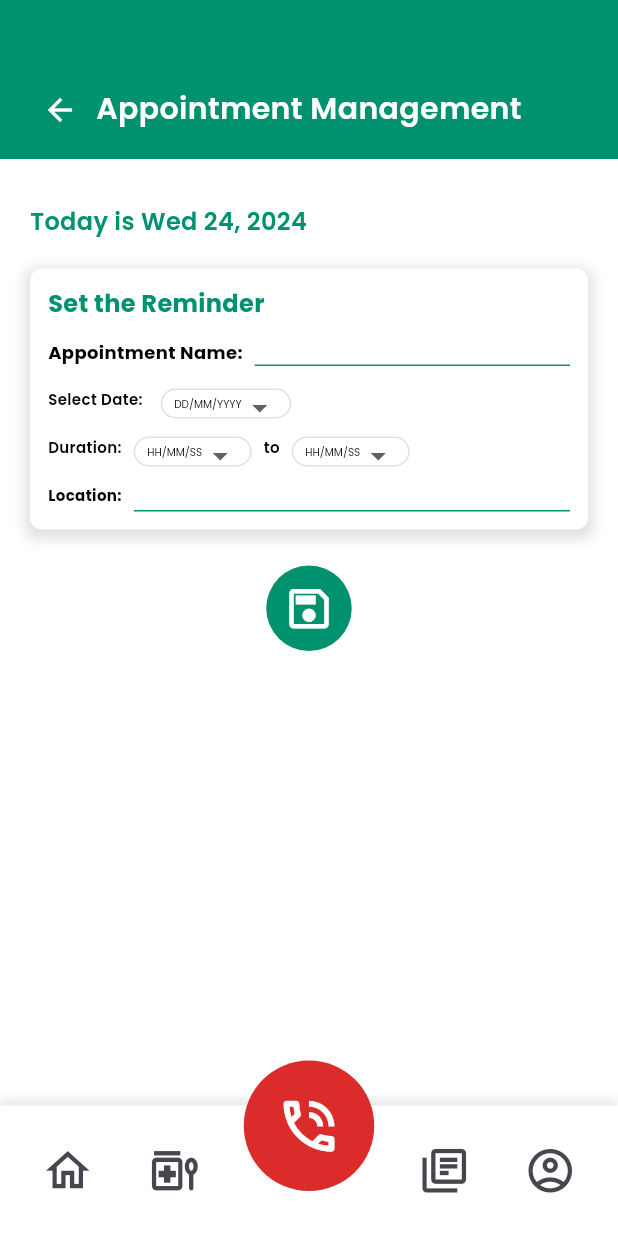
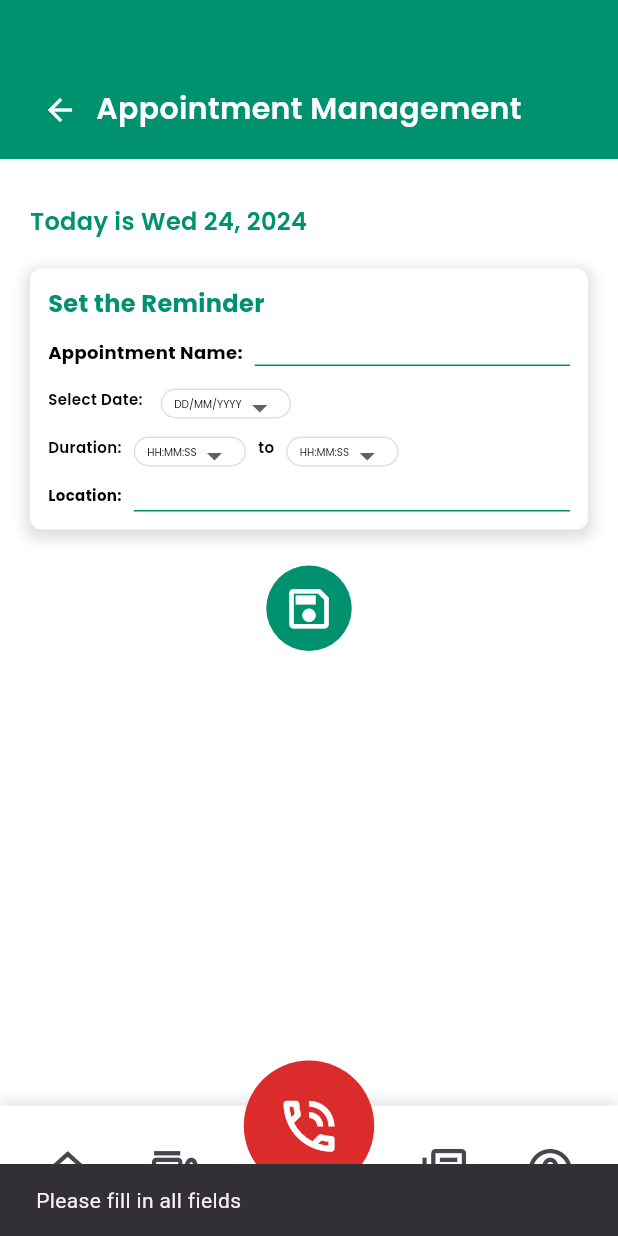
Before and after one commit to Dxchmxwww/CareYou, a Flutter app: the AddApp screen opened directly, after a tap on the "save" icon, on a phone screen of 412 x 824 dp. Run offline on Flutter 3.47's test engine with Material 3 defaults, Android fonts, the phone set to English and light mode, and no system bars; our stand-ins replace google_fonts.

Commit message:
before_merge
;0;

```diff
--- a/careyou/lib/main.dart
+++ b/careyou/lib/main.dart
@@ -1,3 +1,4 @@
+import 'package:careyou/widgets/app_card.dart';
 import 'package:flutter/material.dart';
 import 'package:careyou/pages/pill_box.dart';
 import 'package:careyou/pages/doctor_app.dart';
@@ -15,7 +16,7 @@ class MyApp extends StatelessWidget {
   @override
   Widget build(BuildContext context) {
     return const MaterialApp(
-      home: AddApp(),
+      home: AppManage(),
     );
   }
 }
--- a/careyou/lib/pages/add_app.dart
+++ b/careyou/lib/pages/add_app.dart
@@ -1,6 +1,8 @@
+import 'dart:convert';
 import 'package:careyou/widgets/navbar.dart';
 import 'package:flutter/material.dart';
 import 'package:google_fonts/google_fonts.dart';
+import 'package:http/http.dart' as http;
 
 class AddApp extends StatefulWidget {
   const AddApp({Key? key}) : super(key: key);
@@ -13,8 +15,51 @@ class _AddAppState extends State<AddApp> {
   final _reminderController = TextEditingController();
   final _locationController = TextEditingController();
   String _selectedDate = 'DD/MM/YYYY';
-  String _startTime = 'HH/MM/SS';
-  String _endTime = 'HH/MM/SS';
+  String _startTime = 'HH:MM:SS';
+  String _endTime = 'HH:MM:SS';
+
+  Future<void> _submitAppointment() async {
+    final appointmentName = _reminderController.text;
+    final location = _locationController.text;
+    final date = _selectedDate;
+    final startTime = _startTime;
+    final endTime = _endTime;
+
+    if (appointmentName.isEmpty || location.isEmpty || date == 'DD/MM/YYYY' || startTime == 'HH:MM:SS' || endTime == 'HH:MM:SS') {
+      ScaffoldMessenger.of(context).showSnackBar(
+        SnackBar(content: Text('Please fill in all fields')),
+      );
+      return;
+    }
+
+    final url = Uri.parse('http://your-backend-url/CreateAppointmentReminder');
+    final headers = {'Content-Type': 'application/json'};
+    final body = json.encode({
+      'Appointment_name': appointmentName,
+      'Date': date,
+      'StartTime': startTime,
+      'EndTime': endTime,
+      'Location': location,
+    });
+
+    try {
+      final response = await http.post(url, headers: headers, body: body);
+      if (response.statusCode == 201) {
+        ScaffoldMessenger.of(context).showSnackBar(
+          SnackBar(content: Text('Appointment added successfully')),
+        );
+        Navigator.of(context).pop(); // Navigate back or show confirmation
+      } else {
+        ScaffoldMessenger.of(context).showSnackBar(
+          SnackBar(content: Text('Failed to add appointment: ${response.reasonPhrase}')),
+        );
+      }
+    } catch (error) {
+      ScaffoldMessenger.of(context).showSnackBar(
+        SnackBar(content: Text('Error: $error')),
+      );
+    }
+  }
 
   @override
   Widget build(BuildContext context) {
@@ -225,7 +270,7 @@ class _AddAppState extends State<AddApp> {
                                   color: Colors.black,
                                 ),
                                 items: <String>[
-                                  'HH/MM/SS',
+                                  'HH:MM:SS',
                                   '08:00:00',
                                   '09:00:00',
                                   '10:00:00'
@@ -273,7 +318,7 @@ class _AddAppState extends State<AddApp> {
                                   color: Colors.black,
                                 ),
                                 items: <String>[
-                                  'HH/MM/SS',
+                                  'HH:MM:SS',
                                   '12:00:00',
                                   '13:00:00',
                                   '14:00:00'
@@ -357,12 +402,7 @@ class _AddAppState extends State<AddApp> {
                         shape: BoxShape.circle,
                       ),
                       child: IconButton(
-                        onPressed: () {
-                          // Handle save button pressed
-                          print('Appointment added');
-                          // Navigate back or show confirmation
-                          Navigator.of(context).pop();
-                        },
+                        onPressed: _submitAppointment,
                         icon: const Icon(
                           Icons.save_outlined,
                           color: Colors.white,
--- a/careyou/lib/pages/doctor_app.dart
+++ b/careyou/lib/pages/doctor_app.dart
@@ -69,7 +69,7 @@ class DocApp extends StatelessWidget {
                   padding: EdgeInsets.only(top: 30, left: 20, right: 20),
                   child: Column(
                     children: [
-                      // AppCard(),
+                      AppCard(showButtons: false,),
                     ],
                   ),
                 ),
```
Also changed, not shown: careyou/pubspec.lock.
